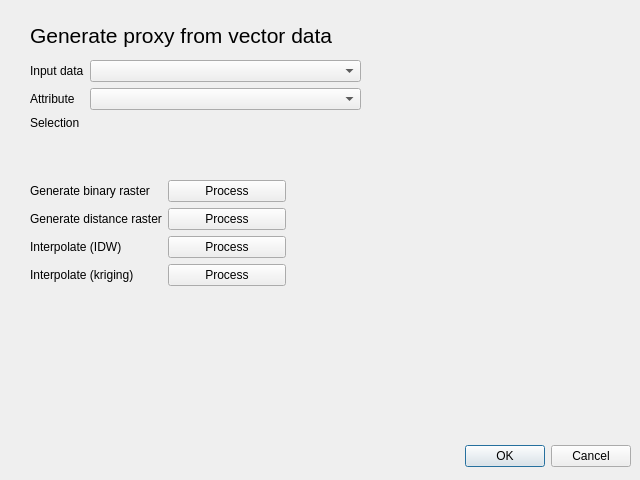
Above: eis_qgis_plugin/resources/ui/preprocess/proxy_type1.ui from GispoCoding/eis_qgis_plugin before the change. Below: the same form after it.
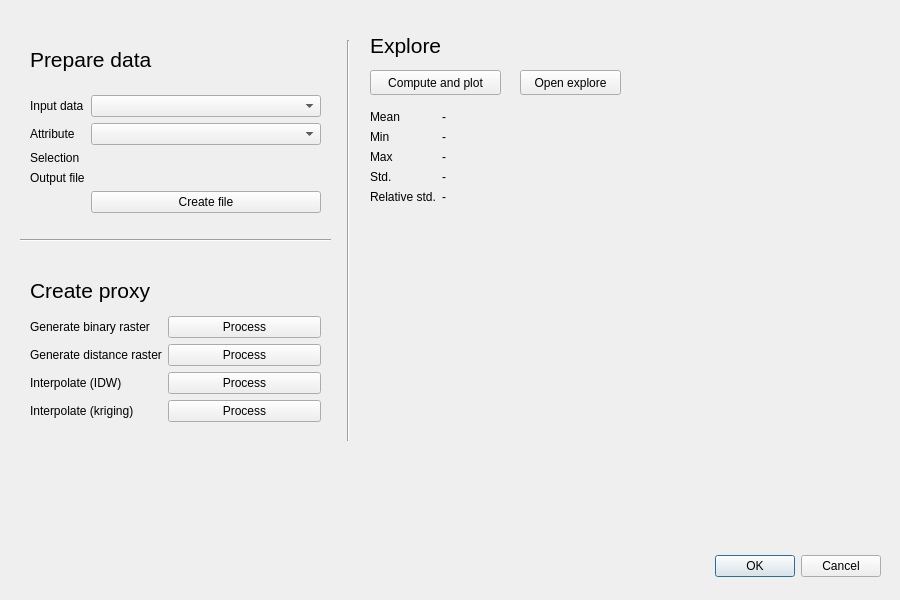
That is the form after the change. Custom widgets are drawn as their Qt base class.

Commit message: Recreated proxy preparation window into a mini-wizard, renaming, fixes, cleaning

```diff
--- a/eis_qgis_plugin/resources/ui/preprocess/proxy_type1.ui
+++ b/eis_qgis_plugin/resources/ui/preprocess/proxy_type1.ui
@@ -6,8 +6,8 @@
    <rect>
     <x>0</x>
     <y>0</y>
-    <width>640</width>
-    <height>480</height>
+    <width>900</width>
+    <height>600</height>
    </rect>
   </property>
   <property name="windowTitle">
@@ -16,8 +16,8 @@
   <widget class="QDialogButtonBox" name="buttonBox">
    <property name="geometry">
     <rect>
-     <x>10</x>
-     <y>440</y>
+     <x>260</x>
+     <y>550</y>
      <width>621</width>
      <height>32</height>
     </rect>
@@ -29,12 +29,12 @@
     <set>QDialogButtonBox::Cancel|QDialogButtonBox::Ok</set>
    </property>
   </widget>
-  <widget class="QLabel" name="label_8">
+  <widget class="QLabel" name="label_10">
    <property name="geometry">
     <rect>
-     <x>30</x>
-     <y>20</y>
-     <width>341</width>
+     <x>370</x>
+     <y>30</y>
+     <width>151</width>
      <height>31</height>
     </rect>
    </property>
@@ -44,18 +44,94 @@
     </font>
    </property>
    <property name="text">
-    <string>Generate proxy from vector data</string>
+    <string>Explore</string>
+   </property>
+  </widget>
+  <widget class="Line" name="line">
+   <property name="geometry">
+    <rect>
+     <x>20</x>
+     <y>230</y>
+     <width>311</width>
+     <height>20</height>
+    </rect>
+   </property>
+   <property name="orientation">
+    <enum>Qt::Horizontal</enum>
+   </property>
+  </widget>
+  <widget class="Line" name="line_2">
+   <property name="geometry">
+    <rect>
+     <x>340</x>
+     <y>40</y>
+     <width>16</width>
+     <height>401</height>
+    </rect>
+   </property>
+   <property name="orientation">
+    <enum>Qt::Vertical</enum>
+   </property>
+  </widget>
+  <widget class="QPushButton" name="compute_and_plot_btn">
+   <property name="geometry">
+    <rect>
+     <x>370</x>
+     <y>70</y>
+     <width>131</width>
+     <height>25</height>
+    </rect>
+   </property>
+   <property name="text">
+    <string>Compute and plot</string>
+   </property>
+  </widget>
+  <widget class="QPushButton" name="open_explore_btn">
+   <property name="geometry">
+    <rect>
+     <x>520</x>
+     <y>70</y>
+     <width>101</width>
+     <height>25</height>
+    </rect>
+   </property>
+   <property name="text">
+    <string>Open explore</string>
+   </property>
+  </widget>
+  <widget class="QWidget" name="plot_widget" native="true">
+   <property name="geometry">
+    <rect>
+     <x>370</x>
+     <y>230</y>
+     <width>501</width>
+     <height>301</height>
+    </rect>
    </property>
   </widget>
   <widget class="QWidget" name="">
    <property name="geometry">
     <rect>
      <x>30</x>
-     <y>60</y>
-     <width>331</width>
-     <height>89</height>
+     <y>30</y>
+     <width>291</width>
+     <height>183</height>
     </rect>
    </property>
+   <layout class="QVBoxLayout" name="verticalLayout">
+    <item>
+     <widget class="QLabel" name="label_8">
+      <property name="font">
+       <font>
+        <pointsize>16</pointsize>
+       </font>
+      </property>
+      <property name="text">
+       <string>Prepare data</string>
+      </property>
+     </widget>
+    </item>
+    <item>
    <layout class="QFormLayout" name="formLayout_3">
     <item row="0" column="0">
      <widget class="QLabel" name="label">
@@ -85,7 +161,26 @@
      </widget>
     </item>
     <item row="2" column="1">
-     <widget class="QgsFieldExpressionWidget" name="mFieldExpressionWidget"/>
+       <widget class="QgsFieldExpressionWidget" name="field_expression"/>
+      </item>
+      <item row="3" column="1">
+       <widget class="QgsFileWidget" name="output_file"/>
+      </item>
+      <item row="3" column="0">
+       <widget class="QLabel" name="label_11">
+        <property name="text">
+         <string>Output file</string>
+        </property>
+       </widget>
+      </item>
+      <item row="4" column="1">
+       <widget class="QPushButton" name="create_file_btn">
+        <property name="text">
+         <string>Create file</string>
+        </property>
+       </widget>
+      </item>
+     </layout>
     </item>
    </layout>
   </widget>
@@ -93,11 +188,25 @@
    <property name="geometry">
     <rect>
      <x>30</x>
-     <y>180</y>
-     <width>256</width>
-     <height>120</height>
+     <y>270</y>
+     <width>291</width>
+     <height>152</height>
     </rect>
    </property>
+   <layout class="QVBoxLayout" name="verticalLayout_2">
+    <item>
+     <widget class="QLabel" name="label_9">
+      <property name="font">
+       <font>
+        <pointsize>16</pointsize>
+       </font>
+      </property>
+      <property name="text">
+       <string>Create proxy</string>
+      </property>
+     </widget>
+    </item>
+    <item>
    <layout class="QFormLayout" name="formLayout">
     <item row="0" column="0">
      <widget class="QLabel" name="label_3">
@@ -152,6 +261,90 @@
      <widget class="QPushButton" name="pushButton_4">
       <property name="text">
        <string>Process</string>
+        </property>
+       </widget>
+      </item>
+     </layout>
+    </item>
+   </layout>
+  </widget>
+  <widget class="QWidget" name="">
+   <property name="geometry">
+    <rect>
+     <x>370</x>
+     <y>110</y>
+     <width>159</width>
+     <height>111</height>
+    </rect>
+   </property>
+   <layout class="QFormLayout" name="formLayout_2">
+    <item row="0" column="0">
+     <widget class="QLabel" name="label_12">
+      <property name="text">
+       <string>Mean</string>
+      </property>
+     </widget>
+    </item>
+    <item row="0" column="1">
+     <widget class="QLabel" name="mean_label">
+      <property name="text">
+       <string>-</string>
+      </property>
+     </widget>
+    </item>
+    <item row="1" column="0">
+     <widget class="QLabel" name="label_13">
+      <property name="text">
+       <string>Min</string>
+      </property>
+     </widget>
+    </item>
+    <item row="1" column="1">
+     <widget class="QLabel" name="min_label">
+      <property name="text">
+       <string>-</string>
+      </property>
+     </widget>
+    </item>
+    <item row="2" column="0">
+     <widget class="QLabel" name="label_17">
+      <property name="text">
+       <string>Max</string>
+      </property>
+     </widget>
+    </item>
+    <item row="2" column="1">
+     <widget class="QLabel" name="max_label">
+      <property name="text">
+       <string>-</string>
+      </property>
+     </widget>
+    </item>
+    <item row="3" column="0">
+     <widget class="QLabel" name="label_19">
+      <property name="text">
+       <string>Std.</string>
+      </property>
+     </widget>
+    </item>
+    <item row="3" column="1">
+     <widget class="QLabel" name="std_label">
+      <property name="text">
+       <string>-</string>
+      </property>
+     </widget>
+    </item>
+    <item row="4" column="0">
+     <widget class="QLabel" name="label_20">
+      <property name="text">
+       <string>Relative std.</string>
+      </property>
+     </widget>
+    </item>
+    <item row="4" column="1">
+     <widget class="QLabel" name="relative_std_label">
+      <property name="text">
+       <string>-</string>
       </property>
      </widget>
     </item>
@@ -169,6 +362,11 @@
    <extends>QWidget</extends>
    <header>qgsfieldexpressionwidget.h</header>
   </customwidget>
+  <customwidget>
+   <class>QgsFileWidget</class>
+   <extends>QWidget</extends>
+   <header>qgsfilewidget.h</header>
+  </customwidget>
   <customwidget>
    <class>QgsMapLayerComboBox</class>
    <extends>QComboBox</extends>
```
Left out of the diff: 10 changed lines with no effect on the pictures. Lines whose indentation alone changed are shown as unchanged. The commit also changes 20 other files.
